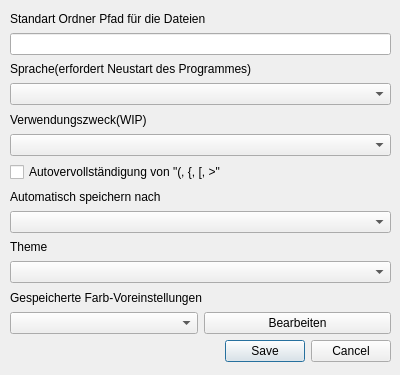
The window that settingsdialog.ui (AwesomeTextEdtor/Texteditor) describes before a commit, drawn with Qt 5.
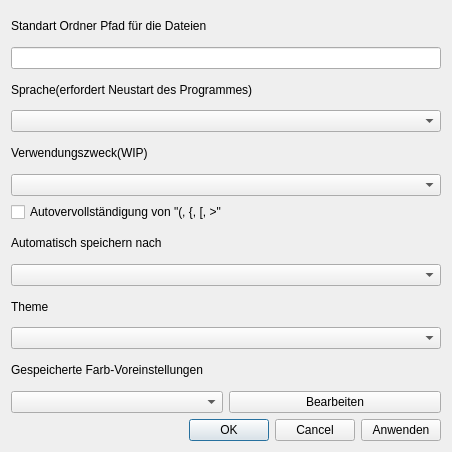
The same window after the commit.

```diff
--- a/settingsdialog.ui
+++ b/settingsdialog.ui
@@ -6,22 +6,19 @@
    <rect>
     <x>0</x>
     <y>0</y>
-    <width>400</width>
-    <height>375</height>
+    <width>452</width>
+    <height>452</height>
    </rect>
   </property>
+  <property name="minimumSize">
+   <size>
+    <width>0</width>
+    <height>0</height>
+   </size>
+  </property>
   <property name="windowTitle">
    <string>Einstellungen</string>
   </property>
-  <widget class="QWidget" name="layoutWidget">
-   <property name="geometry">
-    <rect>
-     <x>10</x>
-     <y>10</y>
-     <width>381</width>
-     <height>352</height>
-    </rect>
-   </property>
    <layout class="QVBoxLayout" name="verticalLayout_5">
     <item>
      <layout class="QVBoxLayout" name="verticalLayout">
@@ -130,20 +127,30 @@
      </layout>
     </item>
     <item>
+    <layout class="QHBoxLayout" name="horizontalLayout_2">
+     <item>
      <widget class="QDialogButtonBox" name="buttonBox">
       <property name="orientation">
        <enum>Qt::Horizontal</enum>
       </property>
       <property name="standardButtons">
-       <set>QDialogButtonBox::Cancel|QDialogButtonBox::Save</set>
+        <set>QDialogButtonBox::Cancel|QDialogButtonBox::Ok</set>
       </property>
       <property name="centerButtons">
        <bool>false</bool>
       </property>
      </widget>
     </item>
-   </layout>
-  </widget>
+     <item>
+      <widget class="QPushButton" name="applyButton">
+       <property name="text">
+        <string>Anwenden</string>
+       </property>
+      </widget>
+     </item>
+    </layout>
+   </item>
+  </layout>
  </widget>
  <resources/>
  <connections>
```
Lines whose indentation alone changed are shown as unchanged.
